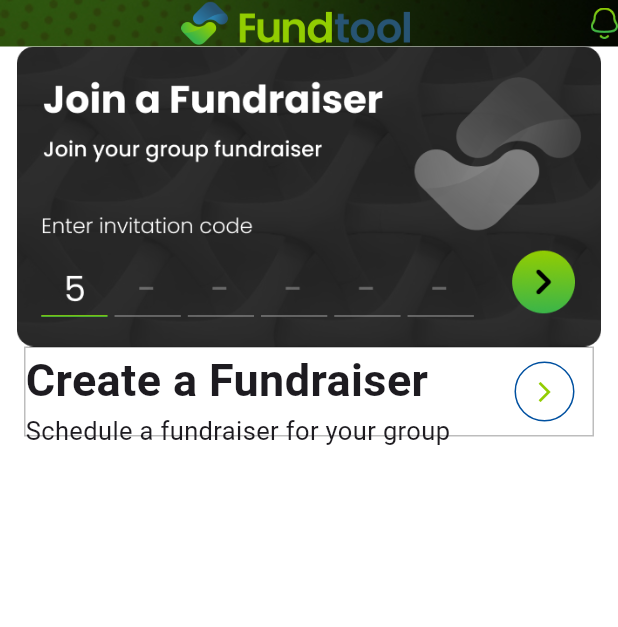
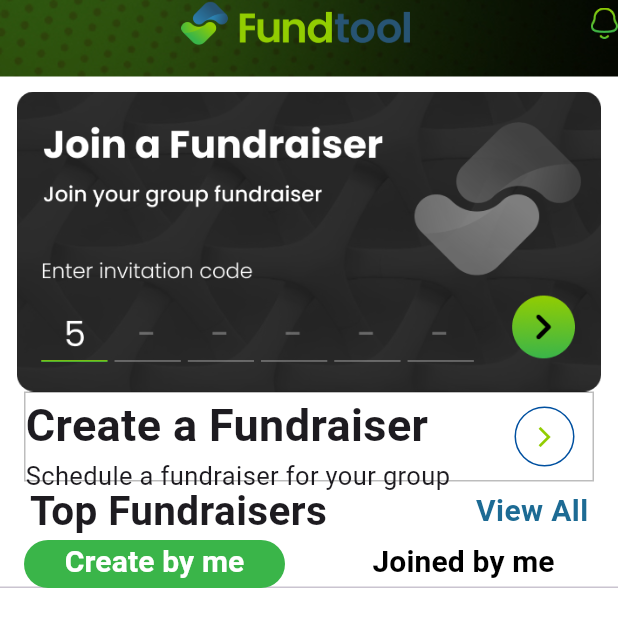
Before and after one commit to Ruchit-Bhut/fundraiser, a Flutter app: the screen it shows after launch, on a phone screen of 412 x 824 dp. Shown: the top 627 px of the screen. Run offline on Flutter 3.47's test engine with Material 3 defaults, Android fonts, the light colour scheme and no system bars; our stand-ins replace country_code_picker, shared_preferences.

Commit message:
complete TabBar

```diff
--- a/lib/Screen/second_screen.dart
+++ b/lib/Screen/second_screen.dart
@@ -1,4 +1,5 @@
 import 'package:flutter/material.dart';
+import 'package:fundraiser/widget/tabbar.dart';
 
 class SecondPage extends StatefulWidget {
   const SecondPage({super.key});
@@ -8,9 +9,12 @@ class SecondPage extends StatefulWidget {
 }
 
 class _SecondPageState extends State<SecondPage> {
+
   @override
   Widget build(BuildContext context) {
-    return Scaffold(
+    return DefaultTabController(
+      length: 2,
+      child: Scaffold(
         body: Container(
           decoration: const BoxDecoration(
             image: DecorationImage(
@@ -37,20 +41,25 @@ class _SecondPageState extends State<SecondPage> {
                     )
                   ],
                 ),
+                const SizedBox(
+                  height: 20,
+                ),
                 Expanded(
                   child: Container(
                     width: double.infinity,
                     color: Colors.white,
                     child: Column(
                       children: [
+                        const SizedBox(
+                          height: 10,
+                        ),
                         Image.asset(
                           'assets/images/Invitationcode.png',
                           height: 200,
                         ),
                         Container(
                           decoration: BoxDecoration(
-                          border: Border.all(color: Colors.black26)
-                        ),
+                              border: Border.all(color: Colors.black26)),
                           height: 60,
                           width: 380,
                           child: Row(
@@ -91,7 +100,31 @@ class _SecondPageState extends State<SecondPage> {
                               )
                             ],
                           ),
-                      )
+                        ),
+                        const Row(
+                          mainAxisAlignment: MainAxisAlignment.spaceAround,
+                          children: [
+                            Text(
+                              'Top Fundraisers',
+                              style: TextStyle(
+                                fontWeight: FontWeight.w600,
+                                fontSize: 27,
+                              ),
+                            ),
+                            SizedBox(
+                              width: 20,
+                            ),
+                            Text(
+                              'View All',
+                              style: TextStyle(
+                                fontSize: 20,
+                                fontWeight: FontWeight.w600,
+                                color: Color(0xff1D6B94),
+                              ),
+                            ),
+                          ],
+                        ),
+                        CustomTab(),
                       ],
                     ),
                   ),
@@ -100,6 +133,7 @@ class _SecondPageState extends State<SecondPage> {
             ),
           ),
         ),
+      ),
     );
   }
 }
--- /dev/null
+++ b/lib/classes/model_class.dart
@@ -0,0 +1,31 @@
+class FundraiserModel {
+  String image;
+  String fundraiserName;
+  String totalGoal;
+  String achieveGoal;
+  String members;
+
+  FundraiserModel({
+    required this.image,
+    required this.fundraiserName,
+    required this.totalGoal,
+    required this.achieveGoal,
+    required this.members,
+  });
+
+  factory FundraiserModel.fromJson(Map<String, dynamic> json) => FundraiserModel(
+    image: json["image"],
+    fundraiserName: json["fundraiserName"],
+    totalGoal: json["totalGoal"],
+    achieveGoal: json["achieveGoal"],
+    members: json["members"],
+  );
+
+  static Map<String, dynamic> toJson(FundraiserModel fundraiserModel) => {
+    "image": fundraiserModel.image,
+    "fundraiserName": fundraiserModel.fundraiserName,
+    "totalGoal": fundraiserModel.totalGoal,
+    "achieveGoal": fundraiserModel.achieveGoal,
+    "members": fundraiserModel.members,
+  };
+}
--- /dev/null
+++ b/lib/classes/singleton_class.dart
@@ -0,0 +1,77 @@
+import 'dart:convert';
+
+import 'package:shared_preferences/shared_preferences.dart';
+
+import 'model_class.dart';
+
+class Fundraisers {
+  static final Fundraisers _fundraisers = Fundraisers._internal();
+
+  factory Fundraisers() {
+    return _fundraisers;
+  }
+
+  Fundraisers._internal();
+
+
+  SharedPreferences? sp;
+
+  Future<void> init() async {
+    sp = await SharedPreferences.getInstance();
+  }
+
+  List<Map<String, dynamic>> fundraiseList = [
+    {
+      'image': 'assets/images/image3.png',
+      'fundraiserName': 'The Crafted Corner',
+      'totalGoal': '50000',
+      'achieveGoal': '10000',
+      'members': '150'
+    },
+    {
+      'image': 'assets/images/image4.png',
+      'fundraiserName': 'The Fashion Fusion',
+      'totalGoal': '50000',
+      'achieveGoal': '10000',
+      'members': '150'
+    },
+    {
+      'image': 'assets/images/image1.png',
+      'fundraiserName': 'Sweet Delights Bakery',
+      'totalGoal': '50000',
+      'achieveGoal': '10000',
+      'members': '150'
+    },
+    {
+      'image': 'assets/images/image2.png',
+      'fundraiserName': 'The Bookworm’s Haven',
+      'totalGoal': '50000',
+      'achieveGoal': '10000',
+      'members': '150'
+    }
+  ];
+
+  Future<void> setSharePreferenceData() async {
+
+    final fundraiserModel =
+    fundraiseList.map((e) => FundraiserModel.fromJson(e)).toList();
+    await sp?.setString('fundraiserModel', encode(fundraiserModel));
+  }
+
+  List<FundraiserModel> getSharePreference()  {
+
+    final getString = sp?.getString('fundraiserModel') ?? '';
+    final fundraiseList = decode(getString);
+    return fundraiseList;
+  }
+
+  String encode(List<FundraiserModel> list) {
+    return jsonEncode(list.map((e) => FundraiserModel.toJson(e)).toList());
+  }
+
+  List<FundraiserModel> decode(String list) {
+    return (jsonDecode(list) as List<dynamic>)
+        .map((e) => FundraiserModel.fromJson(e))
+        .toList();
+  }
+}
--- /dev/null
+++ b/lib/widget/tabbar.dart
@@ -0,0 +1,70 @@
+import 'package:flutter/material.dart';
+
+class CustomTab extends StatefulWidget {
+  const CustomTab({super.key});
+
+  @override
+  State<CustomTab> createState() => _CustomTabState();
+}
+
+class _CustomTabState extends State<CustomTab> with SingleTickerProviderStateMixin{
+  late TabController _tabController;
+
+  @override
+  void initState() {
+    super.initState();
+    _tabController = TabController(vsync: this, length: 2);
+    _tabController.addListener(_handleTabSelection);
+  }
+
+  void _handleTabSelection() {
+    setState(() {});
+  }
+
+
+  @override
+  Widget build(BuildContext context) {
+    return TabBar(
+      controller: _tabController,
+      labelStyle: const TextStyle(
+        fontSize: 20,
+        fontWeight: FontWeight.w600,
+      ),
+      indicator: BoxDecoration(
+        borderRadius: BorderRadius.circular(50),
+        // Creates border
+        color: const Color(0xff3AB549),
+      ),
+      tabs: [
+        SizedBox(
+          width: 200,
+          height: 30,
+          child: Center(
+            child: Text(
+              'Create by me',
+              style: TextStyle(
+                color: _tabController.index == 0
+                    ? Colors.white
+                    : Colors.black,
+              ),
+            ),
+          ),
+        ),
+        SizedBox(
+          width: 200,
+          height: 30,
+          child: Center(
+            child: Text(
+              'Joined by me',
+              style: TextStyle(
+                color: _tabController.index == 1
+                    ? Colors.white
+                    : Colors.black,
+              ),
+            ),
+          ),
+        )
+      ],
+    );
+  }
+}
--- a/pubspec.yaml
+++ b/pubspec.yaml
@@ -36,6 +36,7 @@ dependencies:
   # Use with the CupertinoIcons class for iOS style icons.
   cupertino_icons: ^1.0.2
   country_code_picker: ^3.0.0
+  shared_preferences: ^2.2.2
 
 dev_dependencies:
   flutter_test:
```
Also changed, not shown: pubspec.lock, 1 other file. Lines whose indentation alone changed are shown as unchanged.
